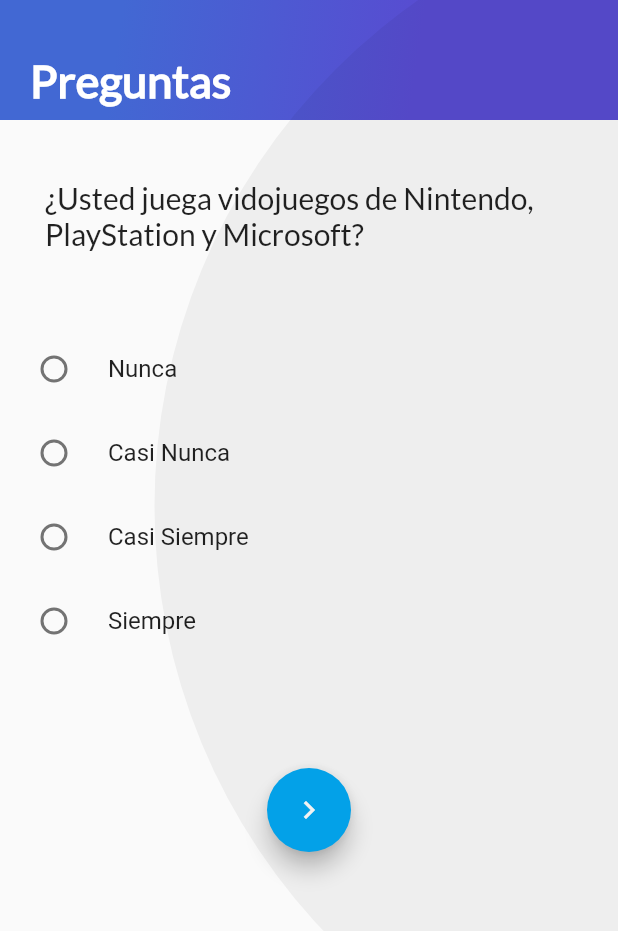
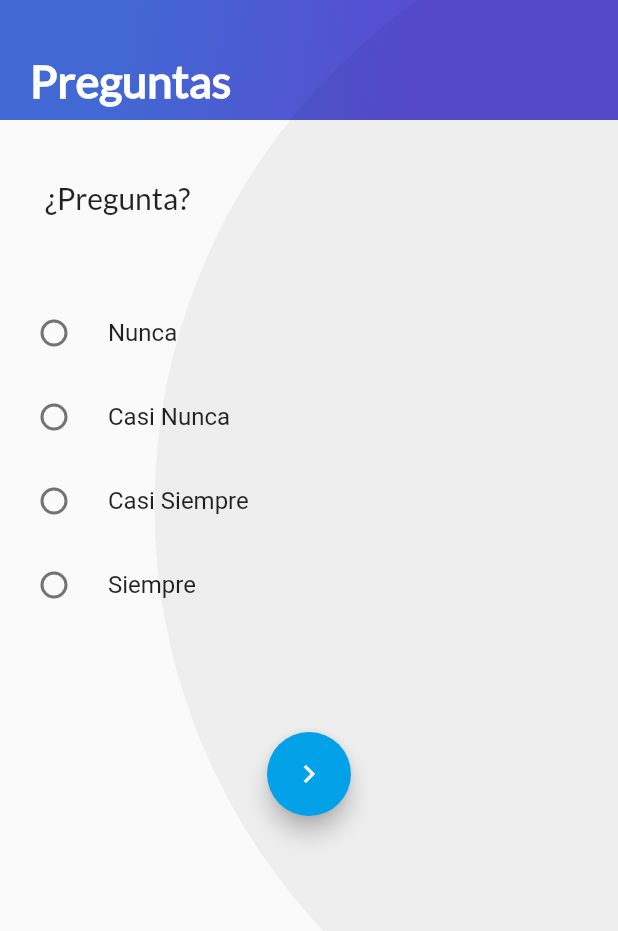
Before and after one commit to ricardo9407/security_test_mobile, a Flutter app: the ScreenQuestion screen opened directly, on a phone screen of 412 x 824 dp. Shown: the top 931 px of the screen. Run offline on Flutter 3.47's test engine with Material 2 defaults, Android fonts, the phone set to English and light mode, and no system bars; our stand-ins replace email_validator.

Commit message:
Arreglo en lod models de las clases

```diff
--- a/lib/Question/model/question.dart
+++ b/lib/Question/model/question.dart
@@ -1,11 +1,17 @@
 import 'package:flutter/material.dart';
 
 class QuestionModel with ChangeNotifier {
-  late double _pts = 0.0;
-  late String _header =
-      '¿Usted juega vidojuegos de Nintendo, PlayStation y Microsoft?';
-  late double _factor = 0.40;
-  late double _factor2 = 0.1;
+  double _pts;
+  String _header;
+  double _factor;
+  double _factor2;
+
+  QuestionModel(
+    this._pts,
+    this._header,
+    this._factor,
+    this._factor2,
+  );
 
   double get getPts {
     return _pts;
--- a/lib/Question/ui/screen/screen_question.dart
+++ b/lib/Question/ui/screen/screen_question.dart
@@ -1,4 +1,6 @@
 import 'package:flutter/material.dart';
+import 'package:provider/provider.dart';
+import 'package:security_test_mobile/Question/model/question.dart';
 import 'package:security_test_mobile/Question/ui/widget/answersList.dart';
 import 'package:security_test_mobile/Question/ui/widget/header.dart';
 import 'package:security_test_mobile/Widget/header-appbar.dart';
@@ -6,6 +8,7 @@ import 'package:security_test_mobile/Widget/header-appbar.dart';
 class ScreenQuestion extends StatelessWidget {
   @override
   Widget build(BuildContext context) {
+    final question = Provider.of<QuestionModel>(context);
     return Scaffold(
       body: Stack(
         children: <Widget>[
@@ -20,6 +23,7 @@ class ScreenQuestion extends StatelessWidget {
               ),
               FloatingActionButton(
                 onPressed: () {
+                  print(question.getPts);
                   Navigator.push(
                     context,
                     MaterialPageRoute(builder: (context) => ScreenQuestion()),
```
Also changed, not shown: lib/User/model/user.dart (+7 -2 lines), lib/main.dart (+9 -2 lines).
